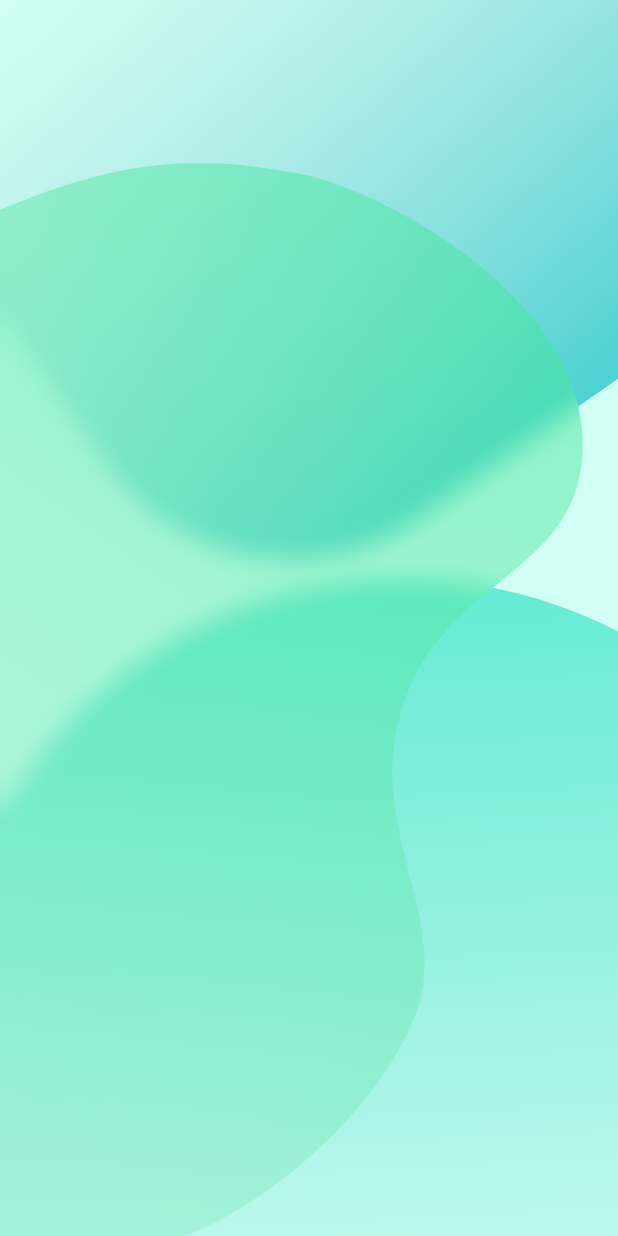
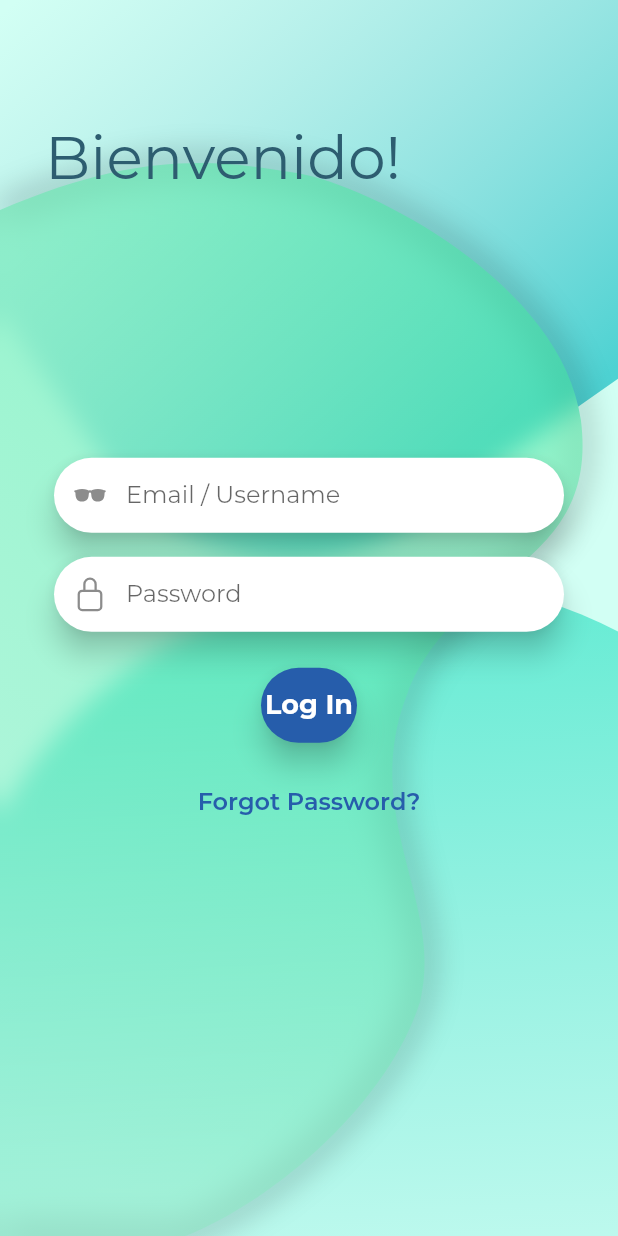
Before and after one commit to FSALVA157/fl_mediadores, a Flutter app: the screen it shows after launch, on a phone screen of 412 x 824 dp. Run offline on Flutter 3.47's test engine with Material 2 defaults, Android fonts, the phone set to English and light mode, and no system bars; our stand-ins replace ionicons.

Commit message:
login casi completo

```diff
--- a/lib/main.dart
+++ b/lib/main.dart
@@ -1,4 +1,5 @@
 import 'package:fl_mediadores_app/screens/screens.dart';
+import 'package:fl_mediadores_app/utiles/constants.dart';
 import 'package:flutter/material.dart';
 
 void main() => runApp(MyApp());
@@ -9,6 +10,13 @@ class MyApp extends StatelessWidget {
     return   MaterialApp(
       debugShowCheckedModeBanner: false,
       title: 'Medidadores App',
+      theme: ThemeData(
+        scaffoldBackgroundColor: kBackgroundColor,
+        textTheme: Theme.of(context).textTheme.apply(
+          bodyColor: kPrimaryColor,
+          fontFamily: "Montserrat"
+        ),
+        ),
       initialRoute: LoginScreen.route,
       routes: {
         LoginScreen.route: (context) => const LoginScreen(),
--- a/lib/screens/login_screen.dart
+++ b/lib/screens/login_screen.dart
@@ -1,6 +1,8 @@
 import 'package:fl_mediadores_app/utiles/constants.dart';
 import 'package:fl_mediadores_app/widgets/background_auth.dart';
+import 'package:fl_mediadores_app/widgets/form_components.dart';
 import 'package:flutter/material.dart';
+import 'package:ionicons/ionicons.dart';
 
 class LoginScreen extends StatefulWidget {
 
@@ -15,10 +17,68 @@ class LoginScreen extends StatefulWidget {
 class _LoginScreenState extends State<LoginScreen> {
   @override
   Widget build(BuildContext context) {
-    return const Scaffold(
+    final size = MediaQuery.of(context).size;
+
+
+    return Scaffold(
       backgroundColor: kBackgroundColor,
 
-      body: BackGroundAuth(),
+      body:  Stack(
+        children: [
+            BackGroundAuth(),
+            Positioned(
+              top: 80,
+              left: 30,
+              child: Container(
+                width: size.width * 0.7,
+                child: Text('Bienvenido!', style: TextStyle(fontSize: 40),maxLines: 4, overflow: TextOverflow.clip, textAlign: TextAlign.justify,))
+              ),
+            _formBody()
+
+        ],
+      )
+
     );
   }
 }
+
+class _formBody extends StatelessWidget {
+  const _formBody({
+    Key? key,
+  }) : super(key: key);
+
+  @override
+  Widget build(BuildContext context) {
+    final size = MediaQuery.of(context).size;
+
+    return SingleChildScrollView(
+      physics: BouncingScrollPhysics(),
+      padding: EdgeInsets.symmetric(vertical: 50),
+
+      child: Center(
+        child: Column(
+          crossAxisAlignment: CrossAxisAlignment.center,
+          children: [
+            SizedBox(height: size.height * 0.3,),
+            Container(
+              //height: size.height * 0.5,
+              //width: size.width * 0.8,
+              child: Form(
+                child: Column(
+                  children: [
+                    inputField('Email / Username', Ionicons.glasses),
+                    inputField('Password', Ionicons.lock_closed_outline),
+                    loginButton('Log In'),
+                    forgotPassword(),
+                  ],
+                )
+                ),
+            ),
+            SizedBox(height: size.height * 0.3,)
+
+          ],
+        ),
+      ),
+    );
+  }
+}
--- a/lib/widgets/center_widget/center_widget.dart
+++ b/lib/widgets/center_widget/center_widget.dart
@@ -1,6 +1,7 @@
 import 'dart:ui';
 
 import 'package:fl_mediadores_app/widgets/center_widget/center_widget_clipper.dart';
+import 'package:fl_mediadores_app/widgets/center_widget/center_widget_painter.dart';
 import 'package:flutter/material.dart';
 
 class CenterWidget extends StatelessWidget {
@@ -61,6 +62,9 @@ class CenterWidget extends StatelessWidget {
 
     return Stack(
       children: [
+        CustomPaint(
+            painter: CenterWidgetPainter(path: path),
+        ),
         ClipPath(
           clipper: CenterWidgetClipper(path: path),
           child: BackdropFilter(
--- /dev/null
+++ b/lib/widgets/center_widget/center_widget_painter.dart
@@ -0,0 +1,23 @@
+import 'dart:ui';
+
+import 'package:flutter/material.dart';
+
+class CenterWidgetPainter extends CustomPainter {
+  final Path path;
+
+  const CenterWidgetPainter({required this.path});
+
+  @override
+  void paint(Canvas canvas, Size size) {
+    final paint = Paint()
+      ..style = PaintingStyle.stroke
+      ..strokeWidth = 10
+      ..imageFilter = ImageFilter.blur(sigmaX: 10, sigmaY: 10)
+      ..color = Colors.black26;
+
+    canvas.drawPath(path, paint);
+  }
+
+  @override
+  bool shouldRepaint(CenterWidgetPainter oldDelegate) => false;
+}
--- /dev/null
+++ b/lib/widgets/form_components.dart
@@ -0,0 +1,118 @@
+import 'package:fl_mediadores_app/utiles/constants.dart';
+import 'package:flutter/material.dart';
+
+
+
+  Widget inputField(String hint, IconData iconData) {
+    return Padding(
+      padding: const EdgeInsets.symmetric(horizontal: 36, vertical: 8),
+      child: SizedBox(
+        height: 50,
+        child: Material(
+          elevation: 8,
+          shadowColor: Colors.black87,
+          color: Colors.transparent,
+          borderRadius: BorderRadius.circular(30),
+          child: TextField(
+            textAlignVertical: TextAlignVertical.bottom,
+            decoration: InputDecoration(
+              border: OutlineInputBorder(
+                borderRadius: BorderRadius.circular(30),
+                borderSide: BorderSide.none,
+              ),
+              filled: true,
+              fillColor: Colors.white,
+              hintText: hint,
+              prefixIcon: Icon(iconData),
+            ),
+          ),
+        ),
+      ),
+    );
+  }
+
+  Widget loginButton(String title) {
+    return Padding(
+      padding: const EdgeInsets.symmetric(horizontal: 135, vertical: 16),
+      child: ElevatedButton(
+        onPressed: () {},
+        style: ElevatedButton.styleFrom(
+          padding: const EdgeInsets.symmetric(vertical: 14),
+          shape: const StadiumBorder(),
+          primary: kSecondaryColor,
+          elevation: 8,
+          shadowColor: Colors.black87,
+        ),
+        child: Text(
+          title,
+          style: const TextStyle(
+            fontSize: 18,
+            fontWeight: FontWeight.bold,
+          ),
+        ),
+      ),
+    );
+  }
+
+  Widget orDivider() {
+    return Padding(
+      padding: const EdgeInsets.symmetric(horizontal: 130, vertical: 8),
+      child: Row(
+        children: [
+          Flexible(
+            child: Container(
+              height: 1,
+              color: kPrimaryColor,
+            ),
+          ),
+          const Padding(
+            padding: EdgeInsets.symmetric(horizontal: 16),
+            child: Text(
+              'or',
+              style: TextStyle(
+                fontSize: 16,
+                fontWeight: FontWeight.w600,
+              ),
+            ),
+          ),
+          Flexible(
+            child: Container(
+              height: 1,
+              color: kPrimaryColor,
+            ),
+          ),
+        ],
+      ),
+    );
+  }
+
+  Widget logos() {
+    return Padding(
+      padding: const EdgeInsets.symmetric(vertical: 16),
+      child: Row(
+        mainAxisAlignment: MainAxisAlignment.center,
+        children: [
+          Image.asset('assets/images/facebook.png'),
+          const SizedBox(width: 24),
+          Image.asset('assets/images/google.png'),
+        ],
+      ),
+    );
+  }
+
+  Widget forgotPassword() {
+    return Padding(
+      padding: const EdgeInsets.symmetric(horizontal: 110),
+      child: TextButton(
+        onPressed: () {},
+        child: const Text(
+          'Forgot Password?',
+          style: TextStyle(
+            fontSize: 16,
+            fontWeight: FontWeight.w600,
+            color: kSecondaryColor,
+          ),
+        ),
+      ),
+    );
+  }
```
Also changed, not shown: pubspec.yaml (+12 -14 lines), assets/fonts/Montserrat-Bold.otf (added), assets/fonts/Montserrat-Regular.otf (added), assets/fonts/Montserrat-SemiBold.otf (added), assets/images/facebook.png (added), assets/images/google.png (added), pubspec.lock.
